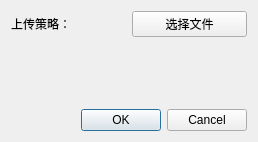
Qt form setting_uploadstrategy.ui (ChengruiGu/CMF_Marketmaker) before a commit.
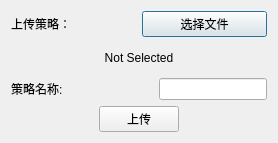
The same form after that commit.

Patch:
```diff
--- a/setting_uploadstrategy.ui
+++ b/setting_uploadstrategy.ui
@@ -6,8 +6,8 @@
    <rect>
     <x>0</x>
     <y>0</y>
-    <width>258</width>
-    <height>142</height>
+    <width>278</width>
+    <height>143</height>
    </rect>
   </property>
   <property name="windowTitle">
@@ -35,19 +35,76 @@
    <item>
     <widget class="QLabel" name="label_2">
      <property name="text">
-      <string> </string>
+      <string>Not Selected</string>
      </property>
+     <property name="alignment">
+      <set>Qt::AlignCenter</set>
+     </property>
     </widget>
    </item>
    <item>
-    <widget class="QDialogButtonBox" name="buttonBox">
-     <property name="orientation">
-      <enum>Qt::Horizontal</enum>
-     </property>
-     <property name="standardButtons">
-      <set>QDialogButtonBox::Cancel|QDialogButtonBox::Ok</set>
-     </property>
-    </widget>
+    <layout class="QHBoxLayout" name="horizontalLayout_3">
+     <item>
+      <widget class="QLabel" name="label_3">
+       <property name="text">
+        <string>策略名称:</string>
+       </property>
+      </widget>
+     </item>
+     <item>
+      <spacer name="horizontalSpacer_3">
+       <property name="orientation">
+        <enum>Qt::Horizontal</enum>
+       </property>
+       <property name="sizeHint" stdset="0">
+        <size>
+         <width>40</width>
+         <height>20</height>
+        </size>
+       </property>
+      </spacer>
+     </item>
+     <item>
+      <widget class="QLineEdit" name="lineEdit"/>
+     </item>
+    </layout>
+   </item>
+   <item>
+    <layout class="QHBoxLayout" name="horizontalLayout_2">
+     <item>
+      <spacer name="horizontalSpacer">
+       <property name="orientation">
+        <enum>Qt::Horizontal</enum>
+       </property>
+       <property name="sizeHint" stdset="0">
+        <size>
+         <width>40</width>
+         <height>20</height>
+        </size>
+       </property>
+      </spacer>
+     </item>
+     <item>
+      <widget class="QPushButton" name="pushButton_2">
+       <property name="text">
+        <string>上传</string>
+       </property>
+      </widget>
+     </item>
+     <item>
+      <spacer name="horizontalSpacer_2">
+       <property name="orientation">
+        <enum>Qt::Horizontal</enum>
+       </property>
+       <property name="sizeHint" stdset="0">
+        <size>
+         <width>40</width>
+         <height>20</height>
+        </size>
+       </property>
+      </spacer>
+     </item>
+    </layout>
    </item>
   </layout>
  </widget>
```
Left out of the diff: 38 changed lines with no effect on the pictures.
